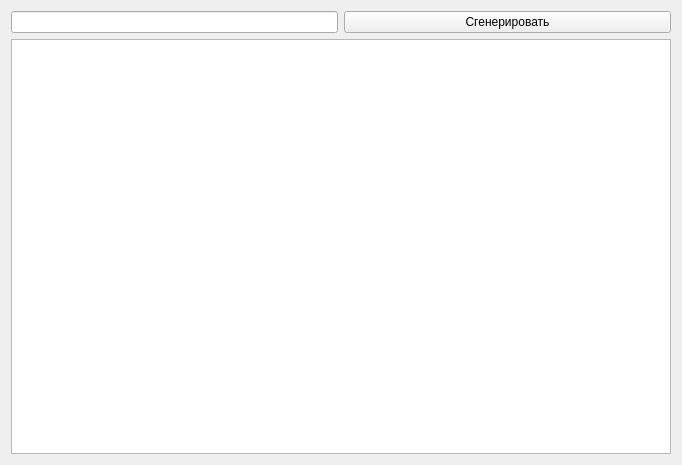
Before: the Qt Designer form ui/GenerationTaskWindow.ui in kiozet/TaskManagerWithAI, drawn with Qt 5.
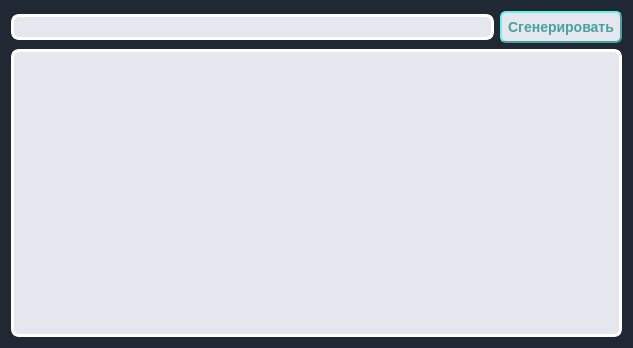
After: the same form once the commit is applied.

Commit message: ABSOLUTE DESIGNING IN GenerationTaskWindow

The edit to the form file:
```diff
--- a/ui/GenerationTaskWindow.ui
+++ b/ui/GenerationTaskWindow.ui
@@ -9,8 +9,8 @@
    <rect>
     <x>0</x>
     <y>0</y>
-    <width>682</width>
-    <height>465</height>
+    <width>633</width>
+    <height>348</height>
    </rect>
   </property>
   <property name="sizePolicy">
@@ -31,6 +31,14 @@
   <property name="whatsThis">
    <string>&lt;html&gt;&lt;head/&gt;&lt;body&gt;&lt;p&gt;&lt;br/&gt;&lt;/p&gt;&lt;/body&gt;&lt;/html&gt;</string>
   </property>
+  <property name="styleSheet">
+   <string notr="true">QWidget{
+    border: 2px;
+    border-radius: 4px;
+    padding: 2px;
+    background-color: #1F2833;
+}</string>
+  </property>
   <layout class="QHBoxLayout" name="horizontalLayout_2">
    <item>
     <layout class="QVBoxLayout" name="verticalLayout">
@@ -44,16 +52,41 @@
            <verstretch>0</verstretch>
           </sizepolicy>
          </property>
+         <property name="styleSheet">
+          <string notr="true">QLineEdit{
+    border-radius: 4px;
+    border-style: outset;
+    border-width: 3px;
+    border-radius: 8px;
+    border-color: white;
+    padding: 2px;
+    background-color: rgb(230, 230, 238);
+}
+</string>
+         </property>
         </widget>
        </item>
        <item>
         <widget class="QPushButton" name="generateBtn">
          <property name="sizePolicy">
-          <sizepolicy hsizetype="Expanding" vsizetype="Fixed">
+          <sizepolicy hsizetype="Fixed" vsizetype="Fixed">
            <horstretch>0</horstretch>
            <verstretch>0</verstretch>
           </sizepolicy>
          </property>
+         <property name="styleSheet">
+          <string notr="true">QPushButton {
+    background-color: rgb(230, 230, 238);
+    border-style: outset;
+    border-width: 2px;
+    border-radius: 6px;
+    border-color: #45A29E;
+    font: bold 14px;
+    min-width: 6em;
+    padding: 6px;
+    color: #45A29E;
+}</string>
+         </property>
          <property name="text">
           <string>Сгенерировать</string>
          </property>
@@ -66,6 +99,18 @@
        <property name="enabled">
         <bool>true</bool>
        </property>
+       <property name="styleSheet">
+        <string notr="true">QTextBrowser{
+    border-radius: 4px;
+    border-style: outset;
+    border-width: 3px;
+    border-radius: 8px;
+    border-color: white;
+    padding: 2px;
+    background-color: rgb(230, 230, 238);
+}
+</string>
+       </property>
       </widget>
      </item>
     </layout>
```
